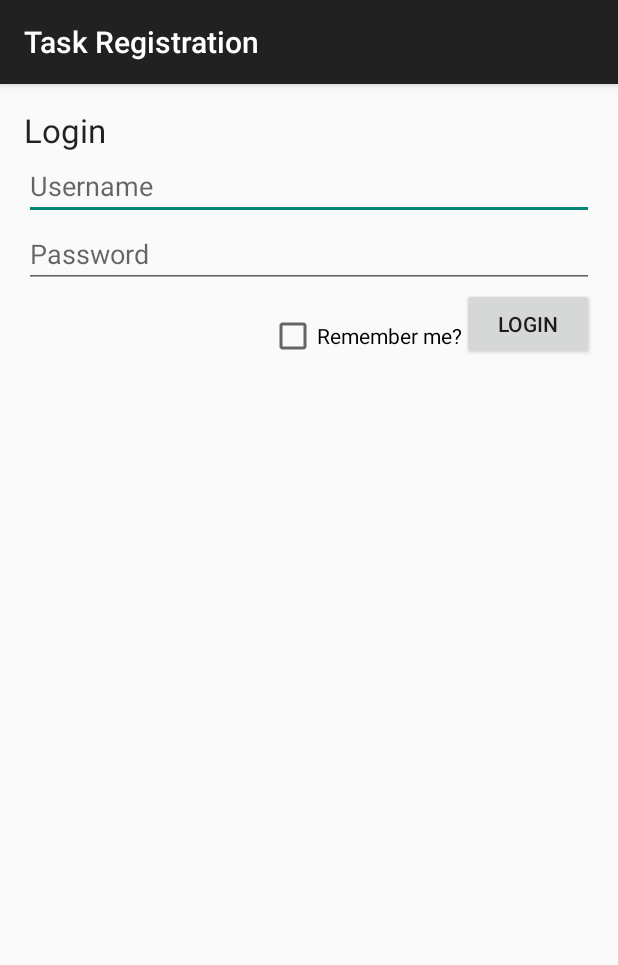
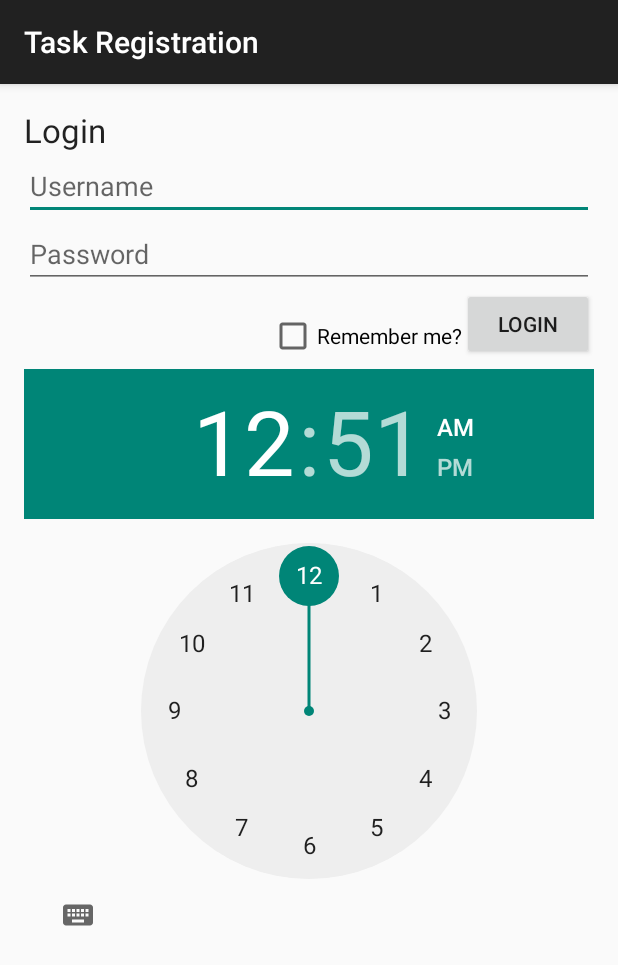
Before and after one commit to Happyjazz/TimeRegistration, an Android app: the screen it shows after launch (LoginActivity), on a phone screen of 412 x 824 dp. Shown: the top 965 px of the screen. Run offline under Robolectric (Android 15) with nearby library versions, the phone set to English and light mode, and no system bars.

```diff
--- a/app/src/main/res/layout/activity_login.xml
+++ b/app/src/main/res/layout/activity_login.xml
@@ -50,5 +50,12 @@
         android:layout_toLeftOf="@+id/buttonLogin"
         android:layout_toStartOf="@+id/buttonLogin" />
 
+    <TimePicker
+        android:layout_width="wrap_content"
+        android:layout_height="wrap_content"
+        android:id="@+id/timePickerTest"
+        android:layout_centerVertical="true"
+        android:layout_centerHorizontal="true" />
+
 
 </RelativeLayout>
```
